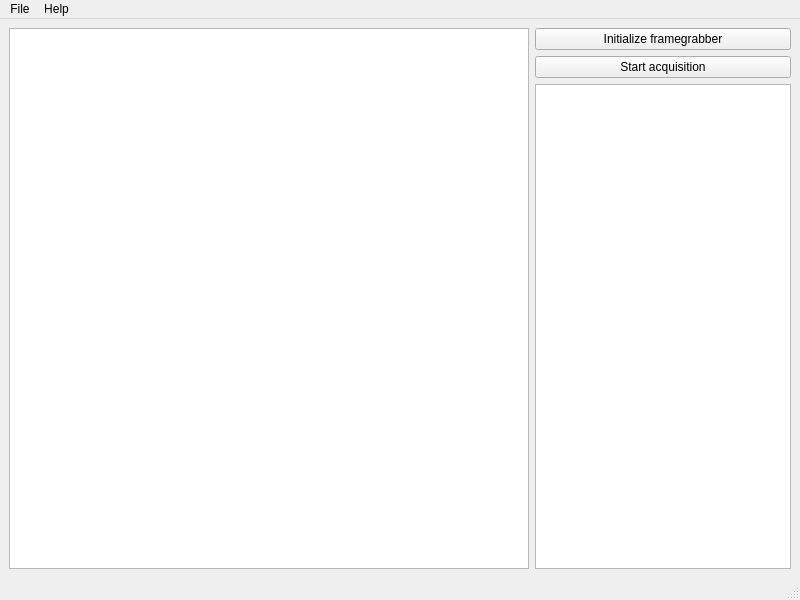
Qt form src/AcquisitionApp/src/mainwindow.ui (mortbopet/RTOC) before a commit.
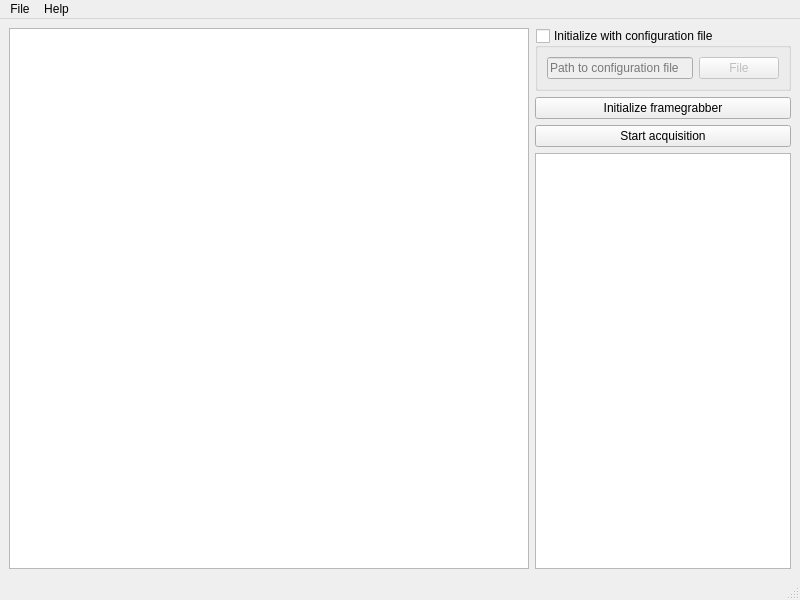
The same form after that commit.

Commit message: Add configuration UI objects for framegrabber initialization with config files

The edit to the form file:
```diff
--- a/src/AcquisitionApp/src/mainwindow.ui
+++ b/src/AcquisitionApp/src/mainwindow.ui
@@ -22,6 +22,45 @@
       </item>
       <item>
        <layout class="QVBoxLayout" name="verticalLayout">
+        <item>
+         <widget class="QGroupBox" name="initWithConfig">
+          <property name="title">
+           <string>Initialize with configuration file</string>
+          </property>
+          <property name="checkable">
+           <bool>true</bool>
+          </property>
+          <property name="checked">
+           <bool>false</bool>
+          </property>
+          <layout class="QGridLayout" name="gridLayout_2">
+           <item row="0" column="0">
+            <layout class="QHBoxLayout" name="horizontalLayout_3">
+             <item>
+              <widget class="QLineEdit" name="configPath">
+               <property name="enabled">
+                <bool>false</bool>
+               </property>
+               <property name="readOnly">
+                <bool>true</bool>
+               </property>
+               <property name="placeholderText">
+                <string>Path to configuration file</string>
+               </property>
+              </widget>
+             </item>
+             <item>
+              <widget class="QPushButton" name="filePathButton">
+               <property name="text">
+                <string>File</string>
+               </property>
+              </widget>
+             </item>
+            </layout>
+           </item>
+          </layout>
+         </widget>
+        </item>
         <item>
          <widget class="QPushButton" name="initialize">
           <property name="text">
```
Left out of the diff: 2 changed lines with no effect on the pictures. The commit also changes 5 other files.
